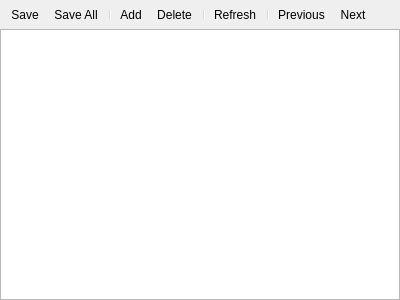
Before: the Qt Designer form App/panes/db/table_list_widget.ui in fengzhu2007/anycode, drawn with Qt 5.
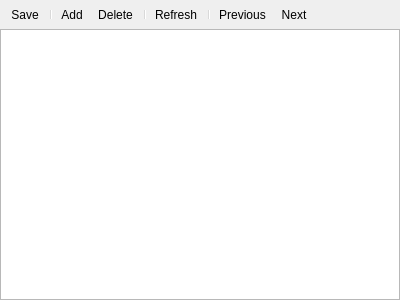
After: the same form once the commit is applied. Icons and pictures are not drawn.

The edit to the form file:
```diff
--- a/App/panes/db/table_list_widget.ui
+++ b/App/panes/db/table_list_widget.ui
@@ -41,7 +41,6 @@
       </size>
      </property>
      <addaction name="actionSave"/>
-     <addaction name="actionSave_All"/>
      <addaction name="separator"/>
      <addaction name="actionAdd"/>
      <addaction name="actionDelete"/>
```
